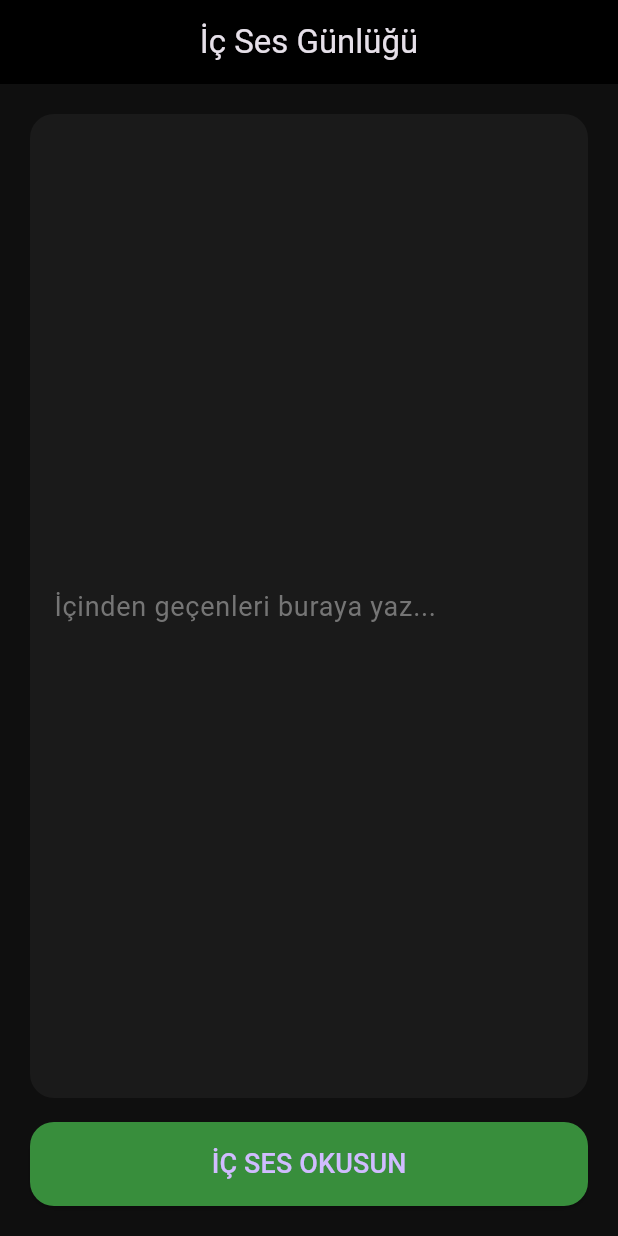
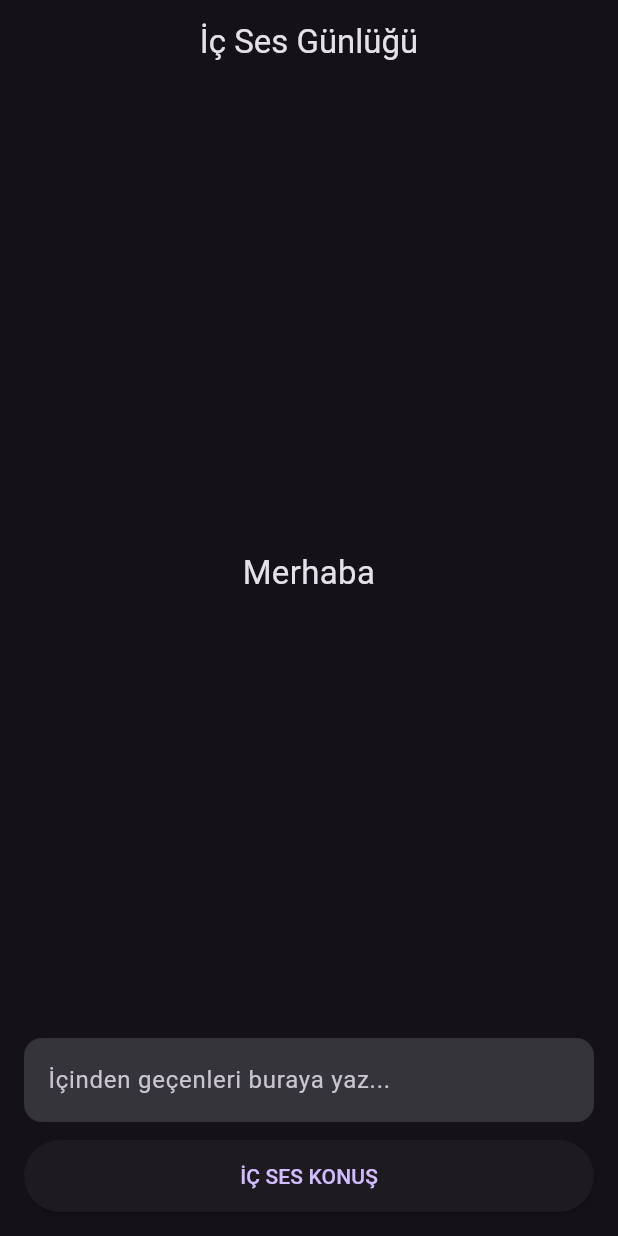
Before and after one commit to kssdurmus-creator/ic-ses-yalnizlik-gunlugu, a Flutter app: the screen it shows after launch, on a phone screen of 412 x 824 dp. Run offline on Flutter 3.47's test engine with Material 3 defaults, Android fonts, the phone set to English and light mode, and no system bars; our stand-ins replace flutter_tts, speech_to_text.

```diff
--- a/lib/main.dart
+++ b/lib/main.dart
@@ -1,23 +1,18 @@
 import 'package:flutter/material.dart';
-import 'package:flutter_tts/flutter_tts.dart';
 
 void main() {
-  runApp(const IcSesGunluguApp());
+  runApp(const IcSesApp());
 }
 
-class IcSesGunluguApp extends StatelessWidget {
-  const IcSesGunluguApp({super.key});
+class IcSesApp extends StatelessWidget {
+  const IcSesApp({super.key});
 
   @override
   Widget build(BuildContext context) {
     return MaterialApp(
       debugShowCheckedModeBanner: false,
-      title: 'İç Ses Günlüğü',
-      theme: ThemeData(
-        brightness: Brightness.dark,
-        scaffoldBackgroundColor: const Color(0xFF0F0F0F),
-        useMaterial3: true,
-      ),
+      title: 'İç Ses',
+      theme: ThemeData.dark(),
       home: const HomePage(),
     );
   }
@@ -31,42 +26,16 @@ class HomePage extends StatefulWidget {
 }
 
 class _HomePageState extends State<HomePage> {
-  final FlutterTts _tts = FlutterTts();
   final TextEditingController _controller = TextEditingController();
+  String _icSes = "Merhaba";
 
-  @override
-  void initState() {
-    super.initState();
-    _setupTts();
-    _ilkKonusma();
-  }
+  void _konus() {
+    if (_controller.text.trim().isEmpty) return;
 
-  Future<void> _setupTts() async {
-    await _tts.setLanguage("tr-TR");
-    await _tts.setSpeechRate(0.45);
-    await _tts.setPitch(1.0);
-  }
-
-  Future<void> _ilkKonusma() async {
-    await Future.delayed(const Duration(milliseconds: 800));
-    await _tts.speak(
-      "Merhaba. Ben senin iç sesinim. Buradayım. Yazabilirsin.",
-    );
-  }
-
-  Future<void> _konus() async {
-    final text = _controller.text.trim();
-    if (text.isEmpty) return;
-
-    await _tts.stop();
-    await _tts.speak(text);
-  }
-
-  @override
-  void dispose() {
-    _tts.stop();
-    _controller.dispose();
-    super.dispose();
+    setState(() {
+      _icSes = _controller.text;
+      _controller.clear();
+    });
   }
 
   @override
@@ -75,46 +44,39 @@ class _HomePageState extends State<HomePage> {
       appBar: AppBar(
         title: const Text("İç Ses Günlüğü"),
         centerTitle: true,
-        backgroundColor: Colors.black,
       ),
       body: Padding(
-        padding: const EdgeInsets.all(20),
+        padding: const EdgeInsets.all(16),
         child: Column(
           children: [
             Expanded(
-              child: TextField(
+              child: Center(
+                child: Text(
+                  _icSes,
+                  style: const TextStyle(fontSize: 22),
+                  textAlign: TextAlign.center,
+                ),
+              ),
+            ),
+            TextField(
               controller: _controller,
               maxLines: null,
-                expands: true,
-                style: const TextStyle(fontSize: 18),
               decoration: InputDecoration(
                 hintText: "İçinden geçenleri buraya yaz...",
-                  hintStyle: TextStyle(color: Colors.grey.shade600),
                 filled: true,
-                  fillColor: const Color(0xFF1A1A1A),
                 border: OutlineInputBorder(
-                    borderRadius: BorderRadius.circular(16),
+                  borderRadius: BorderRadius.circular(12),
                   borderSide: BorderSide.none,
                 ),
               ),
             ),
-            ),
-            const SizedBox(height: 16),
+            const SizedBox(height: 12),
             SizedBox(
               width: double.infinity,
-              height: 56,
+              height: 48,
               child: ElevatedButton(
                 onPressed: _konus,
-                style: ElevatedButton.styleFrom(
-                  backgroundColor: Colors.green.shade700,
-                  shape: RoundedRectangleBorder(
-                    borderRadius: BorderRadius.circular(16),
-                  ),
-                ),
-                child: const Text(
-                  "İÇ SES OKUSUN",
-                  style: TextStyle(fontSize: 18),
-                ),
+                child: const Text("İÇ SES KONUŞ"),
               ),
             ),
           ],
--- a/pubspec.yaml
+++ b/pubspec.yaml
@@ -1,6 +1,6 @@
 name: ic_ses_yalnizlik_gunlugu
-description: Ic ses gunlugu uygulamasi
-publish_to: 'none'
+description: Ic Ses Gunlugu uygulamasi
+publish_to: "none"
 
 version: 1.0.0+1
 
@@ -10,7 +10,6 @@ environment:
 dependencies:
   flutter:
     sdk: flutter
-  flutter_tts: ^3.8.5
 
 flutter:
   uses-material-design: true
```
Lines whose indentation alone changed are shown as unchanged.
